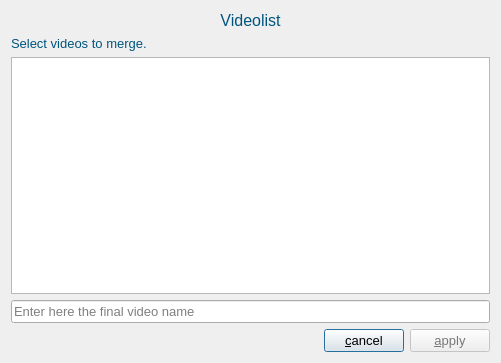
Above: dialogvideolist.ui from fasa1964/screenrecorder before the change. Below: the same form after it.
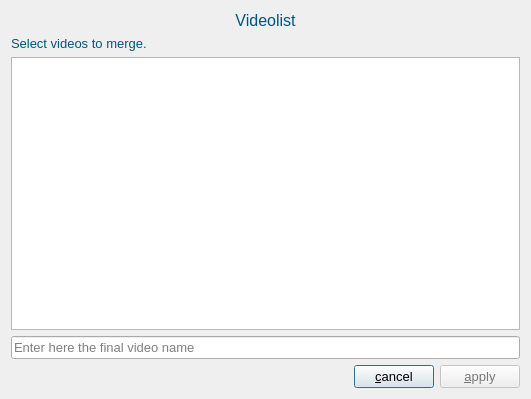
That is the form after the change.

What changed in the file:
```diff
--- a/dialogvideolist.ui
+++ b/dialogvideolist.ui
@@ -6,8 +6,8 @@
    <rect>
     <x>0</x>
     <y>0</y>
-    <width>501</width>
-    <height>363</height>
+    <width>531</width>
+    <height>399</height>
    </rect>
   </property>
   <property name="font">
```
Left out of the diff: 6 changed lines with no effect on the pictures.
